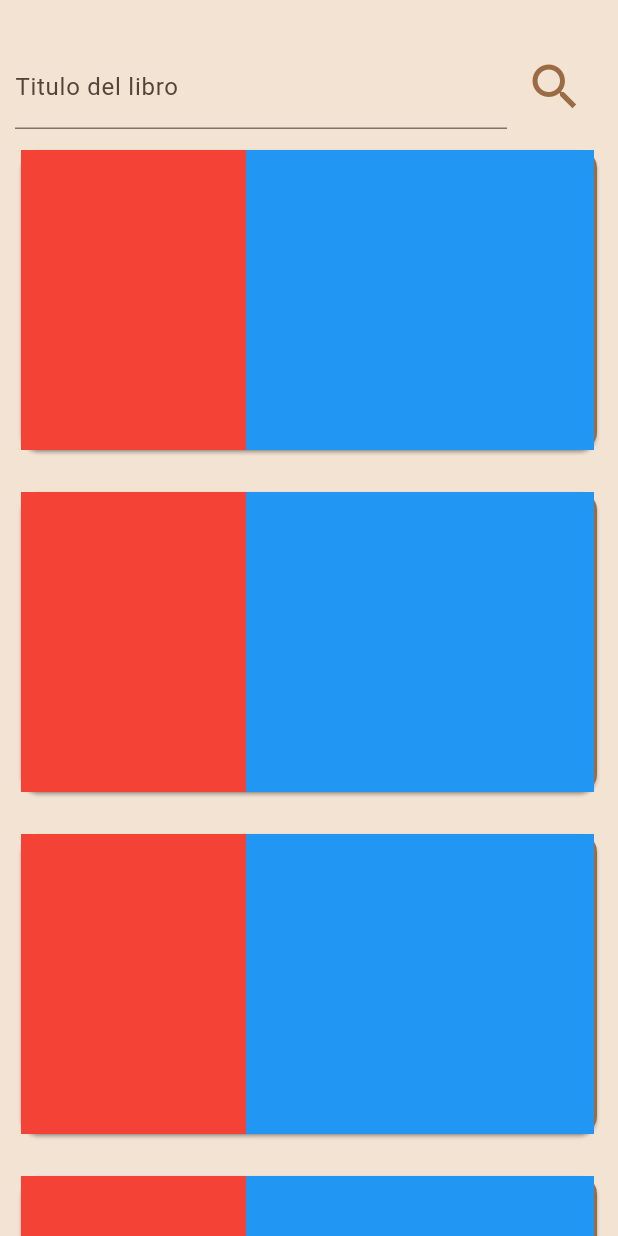
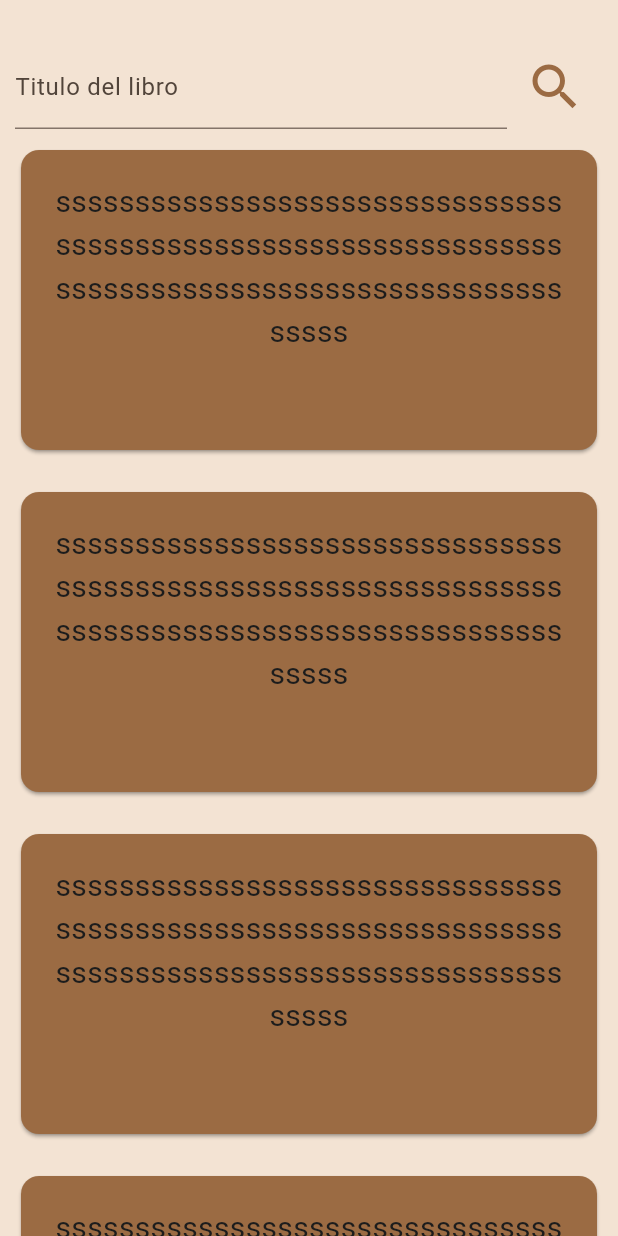
Before and after one commit to JulenR14/ProyectoMisLibros, a Flutter app: the BuscarLibros screen opened directly, on a phone screen of 412 x 824 dp. Run offline on Flutter 3.47's test engine with Material 3 defaults, Android fonts, the phone set to English and light mode, and no system bars; our stand-ins replace flutter_rating_bar, flutter_svg, logger; Roboto replaces fonts that are missing (KaiseiDecol, RobotoSerif).

Commit message:
Sigo intentando implementar correctamente la lista de busqueda de libros.

```diff
--- a/mis_libros/lib/screens/views/buscar_libros.dart
+++ b/mis_libros/lib/screens/views/buscar_libros.dart
@@ -51,27 +51,30 @@ class _BuscarLibros extends State<BuscarLibros> {
   }
 
   Widget _crearListaCards(int i) {
-    return Padding(
+    return const Padding(
       padding: EdgeInsets.all(10),
       child: Card(
         shadowColor: MisColores.nero,
         color: MisColores.marronOscuro4,
         child: SizedBox(
-            height: 200,
-            child: Row(
-              children: [
-                Container(
-                  height: 200,
-                  width: 150,
-                  color: Colors.red,
+          height: 200,
+          child: Positioned(
+              right: 0,
+              left: 0,
+              child: SingleChildScrollView(
+                child: Padding(
+                  padding: EdgeInsets.all(20),
+                  child: Text(
+                      "sssssssssssssssssssssssssssssssssssssssssssssssssssssssssssssssssssssssssssssssssssssssssssssssssssss",
+                      textAlign: TextAlign.center,
+                      style: TextStyle(
+                          fontFamily: 'RobotoSerif',
+                          color: MisColores.nero,
+                          fontSize: 20,
+                          fontWeight: FontWeight.normal)),
                 ),
-                Container(
-                  height: 200,
-                  width: MediaQuery.of(context).size.width - 180,
-                  color: Colors.blue,
-                )
-              ],
-            )),
+              )),
+        ),
       ),
     );
   }
```
